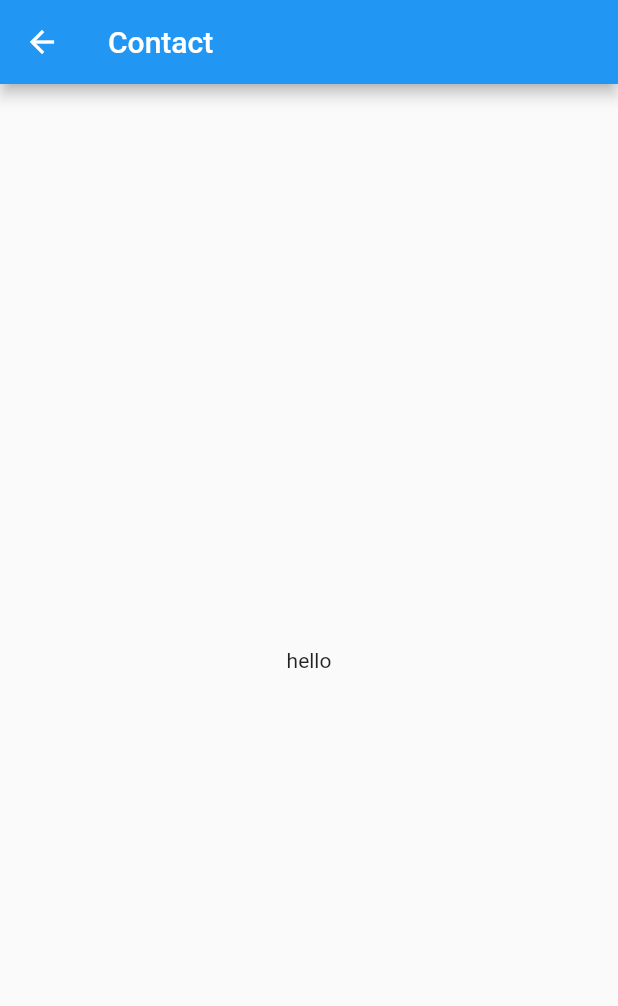
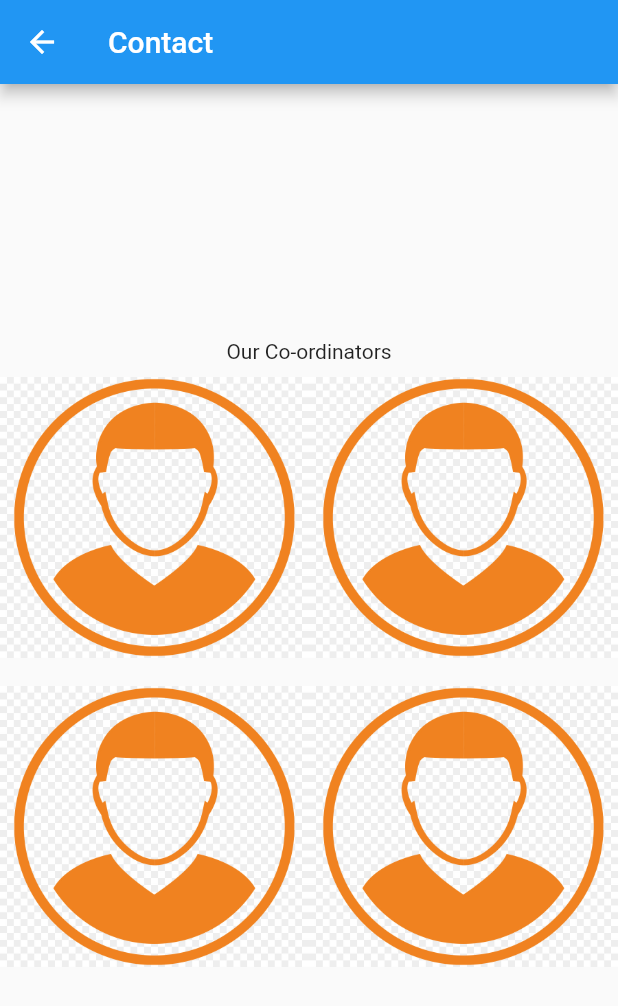
Before and after one commit to daksh0225/felicity_app, a Flutter app: the ContactPage screen opened by its route, on a phone screen of 412 x 824 dp. Shown: the top 1006 px of the screen. Run offline on Flutter 3.47's test engine with Material 2 defaults, Android fonts, the phone set to English and light mode, and no system bars; our stand-ins replace cloud_firestore, eva_icons_flutter, firebase_auth, firebase_messaging, flutter_spinkit, google_maps_flutter and 1 more; accounts and stored records are empty.

```diff
--- a/lib/contact.dart
+++ b/lib/contact.dart
@@ -27,28 +27,54 @@ class _ContactState extends State<ContactPage> {
  @override
 	Widget build(BuildContext context) {
 	 return Scaffold(
-		 appBar: AppBar(title: Text('Contact')),
-		body: Center(
-		child: Text('hello'),
-		),
-		// drawer:  DrawerWidget(),
-    // bottomNavigationBar: BottomNavigationBar(
-    //     // currentIndex: 1,
-    //     items: [
-    //       BottomNavigationBarItem(
-    //         icon: Icon(Icons.event),
-    //         title: Text('Events'),
-    //       ),
-    //       BottomNavigationBarItem(
-    //         icon: Icon(Icons.home),
-    //         title: Text('Home'),
-    //       ),
-    //       BottomNavigationBarItem(
-    //         icon: Icon(Icons.map),
-    //         title: Text('Map'),
-    //       )
-    //     ],
-    //   ),
+    appBar: AppBar(title: Text('Contact')),
+		body: Container(
+      alignment: Alignment.center,
+      // child: Flex(
+      //   direction: Axis.vertical,
+      //   mainAxisAlignment: MainAxisAlignment.center,
+      //   mainAxisSize: MainAxisSize.max,
+      //   crossAxisAlignment: CrossAxisAlignment.center,
+      //   children: <Widget>[
+      //     Text('Our Co-ordinators'),
+      //     ListView.builder(
+      //       itemCount: 4,
+      //       // gridDelegate: SliverGridDelegateWithFixedCrossAxisCount(crossAxisCount: 2),
+      //       itemBuilder: (context, image){
+      //         return CircleAvatar(
+      //           backgroundImage: AssetImage('assets/person.jpg'),
+      //           radius: 45,
+      //         );
+      //       },
+      //     )
+      //   ],
+      // ),
+      child: ListView(
+        // direction: Axis.vertical,
+        shrinkWrap: true,
+        children: <Widget>[
+          Text('Our Co-ordinators',
+          textAlign: TextAlign.center,),
+          GridView.builder(
+          itemCount: 4,
+          shrinkWrap: true,
+          physics: ScrollPhysics(),
+          gridDelegate: SliverGridDelegateWithFixedCrossAxisCount(crossAxisCount: 2),
+          itemBuilder: (context, index){
+            return Image(
+              image: AssetImage('assets/person.jpg',),
+              // radius: 2,
+              // backgroundColor: Colors.transparent,
+            );
+            // return Image(
+            //   image: AssetImage('assets/person.jpg'),
+            //   fit: BoxFit.cover,
+            // );
+          },
+        ),
+      ],
+    ),
+    ),
 		);
 	}
- }
+}
```
Also changed, not shown: lib/events.dart (+24 -3 lines), lib/login.dart (+9 -3 lines), lib/main.dart (+83 -4 lines), lib/my_events.dart (+6 -6 lines), lib/sign_in.dart (+0 -7 lines), assets/MapActivity.png (added), assets/QuizActivity.png (added), assets/person.jpg (added), pubspec.lock, 1 other file.
